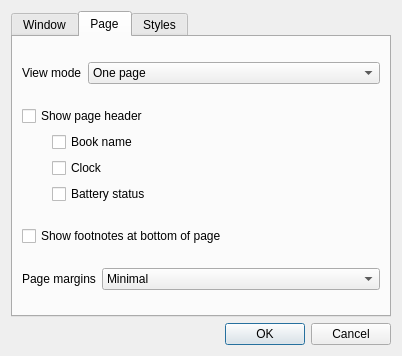
This is trunk/src/settings.ui in buggins/coolreader as Qt 5 draws it before an edit. The edited form follows.
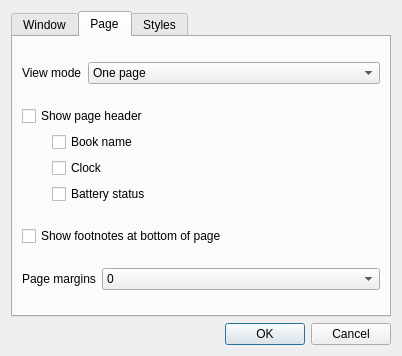
This is the edited form. Icons and pictures are not drawn.

Patch:
```diff
--- a/trunk/src/settings.ui
+++ b/trunk/src/settings.ui
@@ -289,7 +289,7 @@
             <widget class="QComboBox" name="cbMargins">
              <item>
               <property name="text">
-               <string>Minimal</string>
+               <string>0</string>
               </property>
              </item>
              <item>
```
Left out of the diff: 26 changed lines with no effect on the pictures.
